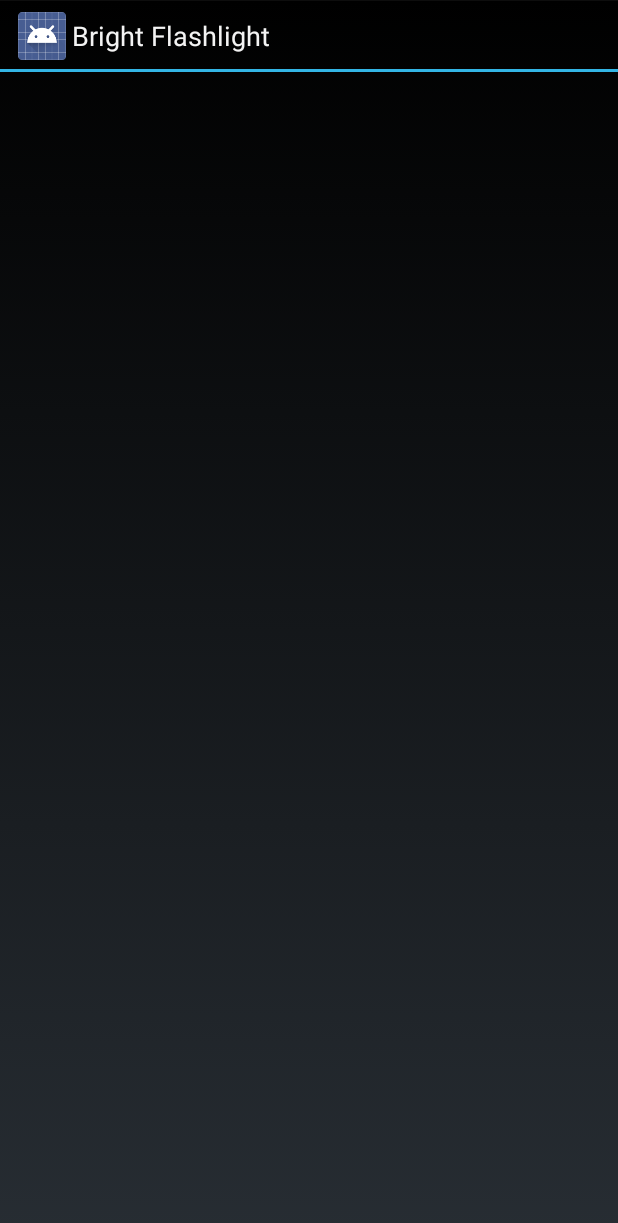
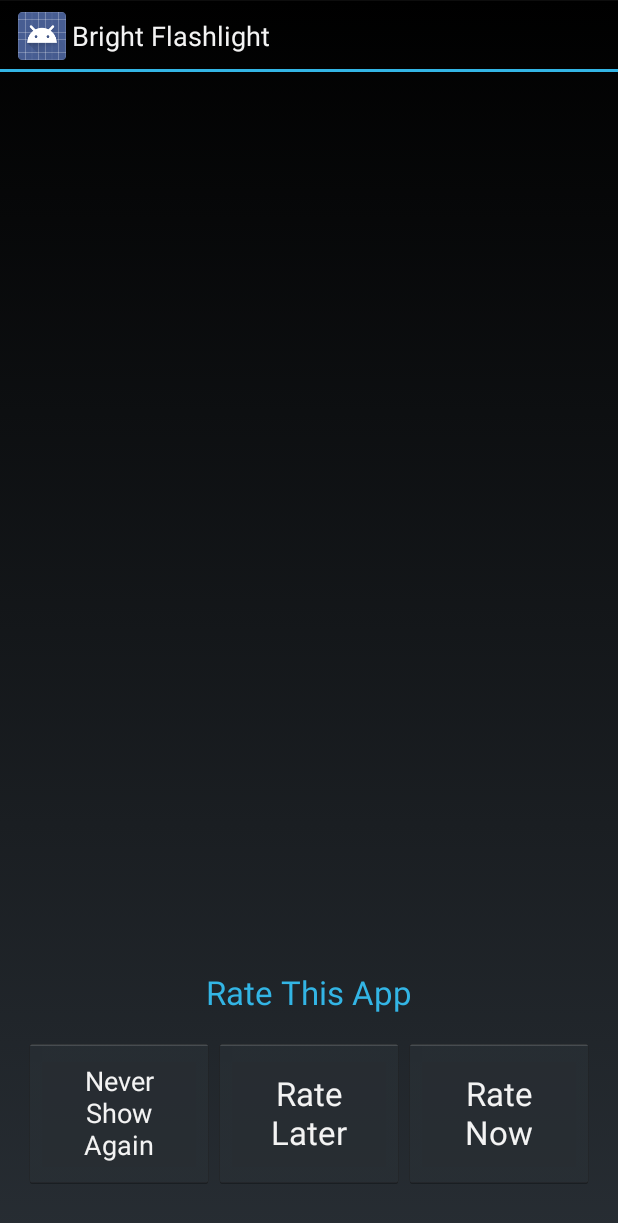
Before and after one commit to tim-ashton/bright-flashlight, an Android app: the screen it shows after launch (MainActivity), on a phone screen of 412 x 824 dp. Shown: the top 1223 px of the screen. Run offline under Robolectric (Android 15) with nearby library versions, the phone set to English and light mode, and no system bars; our stand-ins replace AdMob.

Commit message:
#16: Switch to a fragment for the rate now dialog

```diff
--- a/Bright-Flashlight/bright-flashlight/build.gradle
+++ b/Bright-Flashlight/bright-flashlight/build.gradle
@@ -22,4 +22,5 @@ android {
 dependencies {
     compile fileTree(dir: 'libs', include: ['*.jar'])
     compile 'com.android.support:appcompat-v7:22.2.0'
+    compile 'com.google.android.gms:play-services:7.5.0'
 }
--- a/Bright-Flashlight/bright-flashlight/src/main/java/com/timashton/bright_flashlight/MainActivity.java
+++ b/Bright-Flashlight/bright-flashlight/src/main/java/com/timashton/bright_flashlight/MainActivity.java
@@ -1,6 +1,7 @@
 package com.timashton.bright_flashlight;
 
 import android.app.Activity;
+import android.app.FragmentManager;
 import android.content.SharedPreferences;
 import android.content.pm.PackageManager;
 import android.graphics.SurfaceTexture;
@@ -9,6 +10,9 @@ import android.os.Bundle;
 import android.util.Log;
 import android.view.WindowManager;
 
+import com.google.android.gms.ads.AdRequest;
+import com.google.android.gms.ads.AdView;
+
 import java.io.IOException;
 
 
@@ -16,6 +20,7 @@ public class MainActivity extends Activity {
 
     public static final String TAG = MainActivity.class.getName();
     public static final String PREFS_SHOW_DIALOG = "show_dialog_boolean";
+    private static final String AD_UNIT_ID = "ca-app-pub-3940256099942544/1033173712";
 
     @SuppressWarnings("deprecation")
     private Camera mCamera;
@@ -25,6 +30,29 @@ public class MainActivity extends Activity {
     protected void onCreate(Bundle savedInstanceState) {
         super.onCreate(savedInstanceState);
         setContentView(R.layout.activity_main);
+
+        AdView mAdView = (AdView) findViewById(R.id.adView);
+        AdRequest adRequest = new AdRequest.Builder().build();
+        mAdView.loadAd(adRequest);
+
+
+        // Retrieve the shared preferences and show the ratings
+        // fragment if the user is allowing it.
+        // Restore preferences
+        SharedPreferences settings = getPreferences(MainActivity.MODE_PRIVATE);
+        boolean showDialog = settings.getBoolean(PREFS_SHOW_DIALOG, true);
+        if (showDialog) {
+            FragmentManager fm = getFragmentManager();
+
+            if (savedInstanceState == null) {
+                fm.beginTransaction()
+                        .add(R.id.activity_main
+                                , RatingFragment.newInstance()
+                                , RatingFragment.TAG)
+                        .addToBackStack(RatingFragment.TAG)
+                        .commit();
+            }
+        }
 
     }
 
@@ -41,11 +69,10 @@ public class MainActivity extends Activity {
         if (this.getPackageManager().hasSystemFeature(PackageManager.FEATURE_CAMERA_FLASH)) {
 
             mCamera = Camera.open();
-            try{
+            try {
                 // need to set a SurfaceTexture for nexus and maybe other new devices
                 mCamera.setPreviewTexture(new SurfaceTexture(0));
-            }
-            catch (IOException ioe){
+            } catch (IOException ioe) {
                 Log.e(TAG, ioe.toString());
             }
 
@@ -54,20 +81,8 @@ public class MainActivity extends Activity {
             mCamera.setParameters(p);
             mCamera.startPreview();
         }
+    }
 
-
-        // Retrieve the shared preferences and show the ratings
-        // dialog if the user is allowing it.
-        // Restore preferences
-        SharedPreferences settings = getPreferences(MainActivity.MODE_PRIVATE);
-        boolean showDialog = settings.getBoolean(PREFS_SHOW_DIALOG, true);
-        if (showDialog) {
-            RatingDialogFragment ratingDialogFragment = RatingDialogFragment.newInstance();
-            ratingDialogFragment.show(
-                    getFragmentManager().beginTransaction(), RatingDialogFragment.TAG);
-        }
-
-    }
 
     @Override
     protected void onPause() {
--- a/Bright-Flashlight/bright-flashlight/src/main/java/com/timashton/bright_flashlight/RatingDialogFragment.java
+++ b/Bright-Flashlight/bright-flashlight/src/main/java/com/timashton/bright_flashlight/RatingFragment.java
@@ -1,7 +1,7 @@
 package com.timashton.bright_flashlight;
 
-import android.app.Dialog;
-import android.app.DialogFragment;
+import android.app.Fragment;
+import android.app.FragmentManager;
 import android.content.SharedPreferences;
 import android.os.Bundle;
 import android.support.annotation.NonNull;
@@ -10,8 +10,6 @@ import android.util.TypedValue;
 import android.view.LayoutInflater;
 import android.view.View;
 import android.view.ViewGroup;
-import android.view.Window;
-import android.view.WindowManager;
 import android.widget.Button;
 
 /*
@@ -21,31 +19,20 @@ import android.widget.Button;
  * rate the app in the gooogle play.
  *
  */
-public class RatingDialogFragment extends DialogFragment implements View.OnClickListener {
+public class RatingFragment extends Fragment implements View.OnClickListener {
 
-    public static String TAG = RatingDialogFragment.class.getName();
+    public static String TAG = RatingFragment.class.getName();
 
     @NonNull
-    public static RatingDialogFragment newInstance() {
-        return new RatingDialogFragment();
+    public static RatingFragment newInstance() {
+        return new RatingFragment();
     }
-
 
     @Override
     public View onCreateView(LayoutInflater inflater, ViewGroup container,
                              Bundle savedInstanceState) {
         super.onCreateView(inflater, container, savedInstanceState);
-        View v = inflater.inflate(R.layout.fragment_dialog_rating, container, false);
-
-        Dialog ratingDialog = getDialog();
-
-        ratingDialog.setTitle(R.string.fragment_rating_dialog_title);
-
-
-        Window window = ratingDialog.getWindow();
-        WindowManager.LayoutParams params = window.getAttributes();
-        params.y = dpToPx(100);
-        window.setAttributes(params);
+        View v = inflater.inflate(R.layout.fragment_rating, container, false);
 
         return v;
     }
@@ -67,14 +54,18 @@ public class RatingDialogFragment extends DialogFragment implements View.OnClick
     @Override
     public void onClick(View v) {
 
+        // Get a reference to the FragmentManager
+        FragmentManager fm = getActivity().getFragmentManager();
+
         switch (v.getId()) {
             case R.id.rate_now_button:
                 // TODO
                 break;
             case R.id.rate_later_button:
 
-                // Dismiss the dialog
-                this.getDialog().dismiss();
+                // Remove this fragment
+                fm.popBackStack(TAG, FragmentManager.POP_BACK_STACK_INCLUSIVE);
+
                 break;
             case R.id.never_show_again_button:
 
@@ -87,9 +78,8 @@ public class RatingDialogFragment extends DialogFragment implements View.OnClick
                 // Commit the edits!
                 editor.apply();
 
-                // now dismiss the dialog
-                this.getDialog().dismiss();
-
+                // Remove this fragment
+                fm.popBackStack(TAG, FragmentManager.POP_BACK_STACK_INCLUSIVE);
                 break;
         }
     }
--- a/Bright-Flashlight/bright-flashlight/src/main/res/layout/activity_main.xml
+++ b/Bright-Flashlight/bright-flashlight/src/main/res/layout/activity_main.xml
@@ -1,10 +1,25 @@
 <LinearLayout xmlns:android="http://schemas.android.com/apk/res/android"
+    xmlns:ads="http://schemas.android.com/apk/res-auto"
     xmlns:tools="http://schemas.android.com/tools"
     android:id="@+id/activity_main"
     android:layout_width="match_parent"
     android:layout_height="match_parent"
+    android:gravity="center_horizontal"
     android:keepScreenOn="true"
+    android:layout_marginTop="@dimen/activity_vertical_margin"
+    android:layout_marginBottom="@dimen/activity_vertical_margin"
     android:orientation="vertical"
     tools:context=".MainActivity">
 
+    <com.google.android.gms.ads.AdView
+        android:id="@+id/adView"
+        android:layout_width="wrap_content"
+        android:layout_height="wrap_content"
+        ads:adSize="MEDIUM_RECTANGLE"
+        ads:adUnitId="@string/banner_ad_unit_id" />
+    <View
+        android:layout_width="match_parent"
+        android:layout_height="0dp"
+        android:layout_weight="1"/>
+
 </LinearLayout>
--- a/Bright-Flashlight/bright-flashlight/src/main/res/layout/fragment_dialog_rating.xml
+++ /dev/null
@@ -1,27 +0,0 @@
-<?xml version="1.0" encoding="utf-8"?>
-<LinearLayout xmlns:android="http://schemas.android.com/apk/res/android"
-
-    android:layout_width="match_parent"
-    android:layout_height="wrap_content"
-    android:orientation="horizontal">
-
-    <Button
-        android:id="@+id/never_show_again_button"
-        style="@style/fragment_rating_button_style"
-        android:layout_gravity="center"
-        android:text="@string/fragment_rating_never_show_button"
-        android:textAppearance="?android:textAppearanceMediumInverse" />
-
-    <Button
-        android:id="@+id/rate_later_button"
-        style="@style/fragment_rating_button_style"
-        android:text="@string/fragment_rating_rate_later_button"
-        android:textAppearance="?android:textAppearanceLargeInverse" />
-
-    <Button
-        android:id="@+id/rate_now_button"
-        style="@style/fragment_rating_button_style"
-        android:text="@string/fragment_rating_rate_now_button"
-        android:textAppearance="?android:textAppearanceLargeInverse" />
-
-</LinearLayout>
--- /dev/null
+++ b/Bright-Flashlight/bright-flashlight/src/main/res/layout/fragment_rating.xml
@@ -0,0 +1,41 @@
+<?xml version="1.0" encoding="utf-8"?>
+<LinearLayout xmlns:android="http://schemas.android.com/apk/res/android"
+    android:layout_width="match_parent"
+    android:layout_height="wrap_content"
+    android:layout_gravity="bottom|center_horizontal"
+    android:layout_margin="@dimen/activity_horizontal_margin"
+    android:orientation="vertical">
+
+    <TextView
+        style="@android:style/TextAppearance.Holo.DialogWindowTitle"
+        android:layout_width="match_parent"
+        android:layout_height="wrap_content"
+        android:layout_marginBottom="@dimen/activity_horizontal_margin"
+        android:gravity="center_horizontal"
+        android:text="@string/fragment_rating_title" />
+
+    <LinearLayout
+        android:layout_width="match_parent"
+        android:layout_height="wrap_content"
+        android:orientation="horizontal">
+
+        <Button
+            android:id="@+id/never_show_again_button"
+            style="@style/fragment_rating_button_style"
+            android:layout_gravity="center"
+            android:text="@string/fragment_rating_never_show_button"
+            android:textAppearance="?android:textAppearanceMedium" />
+
+        <Button
+            android:id="@+id/rate_later_button"
+            style="@style/fragment_rating_button_style"
+            android:text="@string/fragment_rating_rate_later_button"
+            android:textAppearance="?android:textAppearanceLarge" />
+
+        <Button
+            android:id="@+id/rate_now_button"
+            style="@style/fragment_rating_button_style"
+            android:text="@string/fragment_rating_rate_now_button"
+            android:textAppearance="?android:textAppearanceLarge" />
+    </LinearLayout>
+</LinearLayout>
--- a/Bright-Flashlight/bright-flashlight/src/main/res/values/strings.xml
+++ b/Bright-Flashlight/bright-flashlight/src/main/res/values/strings.xml
@@ -2,8 +2,11 @@
     <string name="app_name">Bright Flashlight</string>
 
 
+    <!-- AdMob Banner ad ID -->
+    <string name="banner_ad_unit_id">ca-app-pub-3940256099942544/6300978111</string>
+
     <!-- rating_dialog_fragment strings -->
-    <string name="fragment_rating_dialog_title">Rate This App</string>
+    <string name="fragment_rating_title">Rate This App</string>
     <string name="fragment_rating_rate_now_button">"Rate\nNow"</string>
     <string name="fragment_rating_rate_later_button">"Rate\nLater"</string>
     <string name="fragment_rating_never_show_button">"Never\nShow\nAgain"</string>
```
Also changed, not shown: Bright-Flashlight/bright-flashlight/src/main/AndroidManifest.xml (+11 -0 lines), 1 other file.
